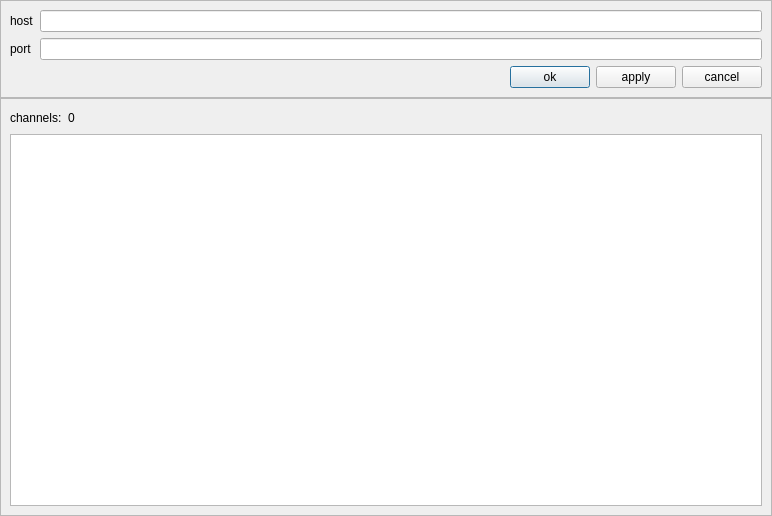
Qt form runtime/src/desktop/res/networkDialog.ui (vopl/r3) before a commit.
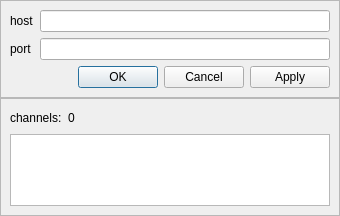
The same form after that commit.

The edit to the form file:
```diff
--- a/runtime/src/desktop/res/networkDialog.ui
+++ b/runtime/src/desktop/res/networkDialog.ui
@@ -2,17 +2,23 @@
 <ui version="4.0">
  <class>NetworkDialog</class>
  <widget class="QDialog" name="NetworkDialog">
+  <property name="enabled">
+   <bool>true</bool>
+  </property>
   <property name="geometry">
    <rect>
     <x>0</x>
     <y>0</y>
-    <width>772</width>
-    <height>516</height>
+    <width>340</width>
+    <height>216</height>
    </rect>
   </property>
   <property name="windowTitle">
    <string>Dialog</string>
   </property>
+  <property name="sizeGripEnabled">
+   <bool>false</bool>
+  </property>
   <layout class="QVBoxLayout" name="verticalLayout" stretch="0,0">
    <property name="spacing">
     <number>0</number>
@@ -54,36 +60,12 @@
         <item row="2" column="1">
          <layout class="QHBoxLayout" name="horizontalLayout">
           <item>
-           <spacer name="horizontalSpacer">
-            <property name="orientation">
-             <enum>Qt::Horizontal</enum>
+           <widget class="QDialogButtonBox" name="buttonBox">
+            <property name="standardButtons">
+             <set>QDialogButtonBox::Apply|QDialogButtonBox::Cancel|QDialogButtonBox::Ok</set>
             </property>
-            <property name="sizeHint" stdset="0">
-             <size>
-              <width>40</width>
-              <height>20</height>
-             </size>
-            </property>
-           </spacer>
-          </item>
-          <item>
-           <widget class="QPushButton" name="pushButton_ok">
-            <property name="text">
-             <string>ok</string>
-            </property>
-           </widget>
-          </item>
-          <item>
-           <widget class="QPushButton" name="pushButton_apply">
-            <property name="text">
-             <string>apply</string>
-            </property>
-           </widget>
-          </item>
-          <item>
-           <widget class="QPushButton" name="pushButton_cancel">
-            <property name="text">
-             <string>cancel</string>
+            <property name="centerButtons">
+             <bool>false</bool>
             </property>
            </widget>
           </item>
```
